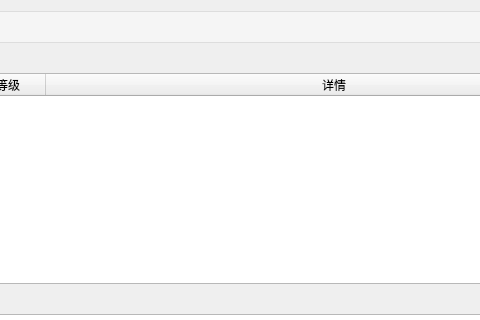
Before: the Qt Designer form src/fuscan/gui/detail_dialog.ui in gookeryoung/uniscan, drawn with Qt 5; both pictures show x 166 to 646 and y 0 to 320 of the 800 by 600 pixel window.
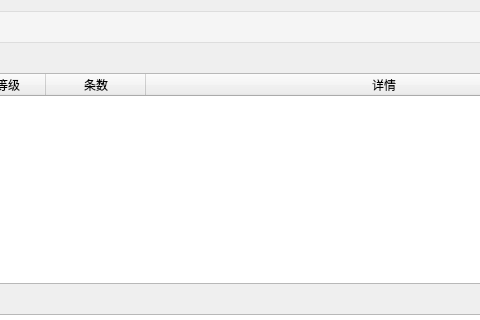
After: the same form once the commit is applied.

Commit message:
feat(scanner,gui,cli): 增加匹配条数字段区分命中规则数与实际匹配处数
新增 match_count 字段贯穿数据模型、匹配引擎、扫描器、GUI 与 CLI：正则改用 finditer、contains 用 str.count 统计实际匹配处数；AndMatcher 汇总子匹配器条数，OrMatcher 取首个命中分支条数；结果树/详情表/统计标签/文本/JSON/CSV 报告均增加条数列，修复 detail_main_stack 默认页索引预存 bug。

```diff
--- a/src/fuscan/gui/detail_dialog.ui
+++ b/src/fuscan/gui/detail_dialog.ui
@@ -55,6 +55,11 @@
        <string>严重等级</string>
       </property>
      </column>
+     <column>
+      <property name="text">
+       <string>条数</string>
+      </property>
+     </column>
      <column>
       <property name="text">
        <string>详情</string>
```
The commit also changes 16 other files.
